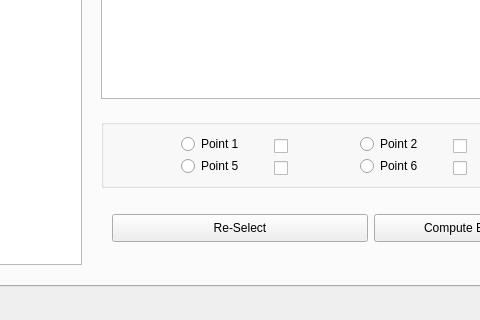
Qt form mainwindow.ui (chenyangcheung/QinchuanCattleBMS) before a commit; both pictures show x 201 to 681 and y 419 to 739 of the 1139 by 739 pixel window.
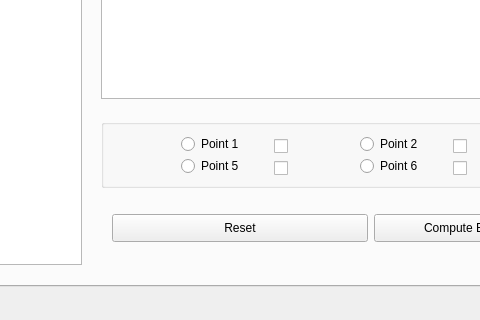
The same form after that commit. Custom widgets are drawn as their Qt base class.

Patch:
```diff
--- a/mainwindow.ui
+++ b/mainwindow.ui
@@ -1156,7 +1156,7 @@
                  </size>
                 </property>
                 <property name="text">
-                 <string>Re-Select</string>
+                 <string>Reset</string>
                 </property>
                </widget>
               </item>
```
Left out of the diff: 6 changed lines with no effect on the pictures.
